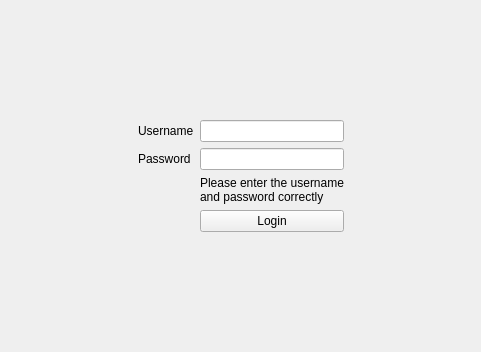
Old version of the form login.ui in the repository saad909/cnsrc.
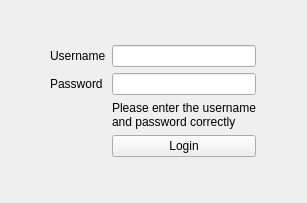
New version of the form.

Patch:
```diff
--- a/login.ui
+++ b/login.ui
@@ -6,8 +6,8 @@
    <rect>
     <x>0</x>
     <y>0</y>
-    <width>481</width>
-    <height>352</height>
+    <width>307</width>
+    <height>203</height>
    </rect>
   </property>
   <property name="windowTitle">
```
